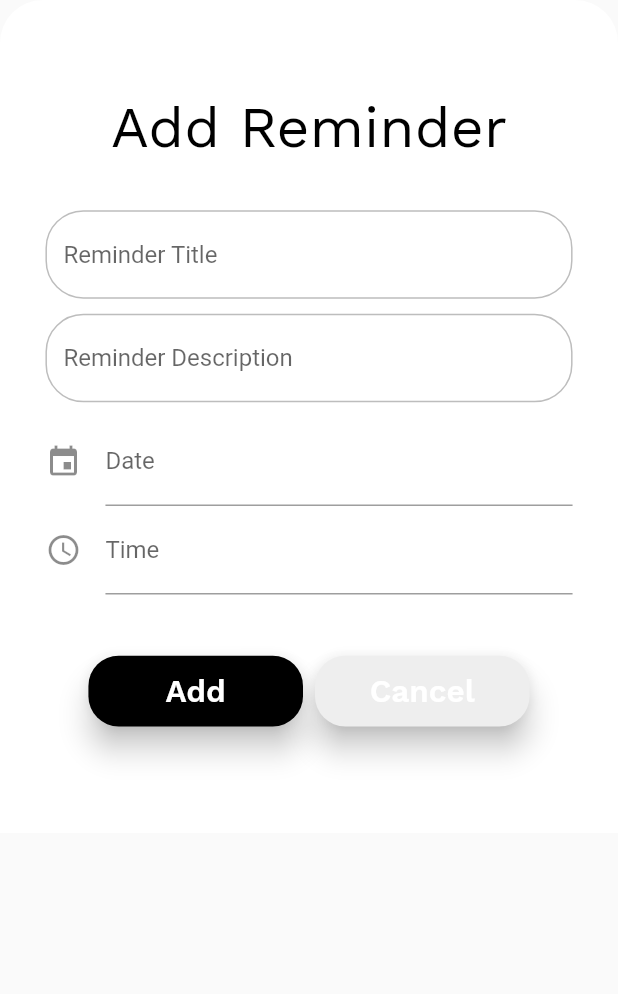
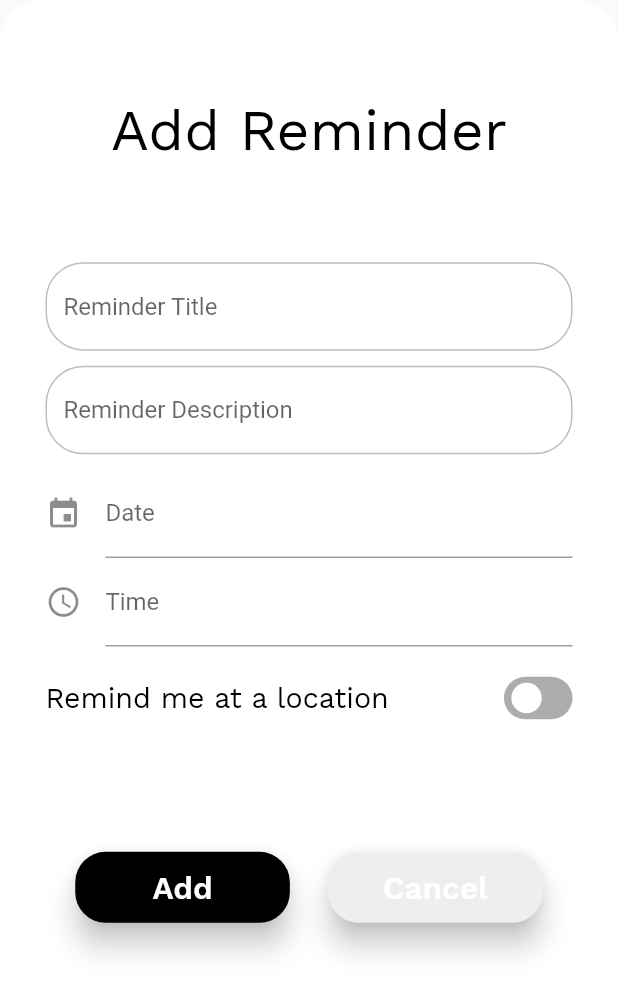
Before and after one commit to deliciafernandes/Checklst, a Flutter app: the BottomReminderSheet widget shown alone on an empty page, opened directly, on a phone screen of 412 x 824 dp. Shown: the top 994 px of the screen. Run offline on Flutter 3.47's test engine with Material 2 defaults, Android fonts, the light colour scheme and no system bars; drawn by our look-alikes of date_time_picker, flutter_switch; our stand-ins replace circular_check_box, cloud_firestore, firebase_auth, firebase_core, flutter_local_notifications, flutter_screenutil and 4 more; missing offline and left inert: geocoder; accounts and stored records are empty; project files that could hold a hidden picture were left out.

Commit message:
Location functionality almost done

```diff
--- a/lib/main.dart
+++ b/lib/main.dart
@@ -33,7 +33,8 @@ class _ChecklstState extends State<Checklst> {
         // To define the home view as the starting view, instead of setting the home property to a widget we’ll use initialRoute instead.
         // initialRoute: ... vs home: ...
         onGenerateRoute: router.generateRoute,
-        initialRoute: kIndexView,
+        initialRoute: kLocationSelectionView,
+        // initialRoute: kIndexView,
       ),
     );
   }
--- a/lib/utilities/colors.dart
+++ b/lib/utilities/colors.dart
@@ -4,7 +4,7 @@ List<Color> colorsList = [
   Color(0xffFF6386),
   Color(0xff6295FE),
   Color(0xffFFA4A2),
-  Color(0xff7ECBFF),
+  Color(0xff6295FE),
   Color(0xff1CCCC2),
   // Color(0xff),
 ];
--- a/lib/utilities/constants.dart
+++ b/lib/utilities/constants.dart
@@ -1,4 +1,6 @@
 import 'package:flutter/material.dart';
+
+Color kTrueWhite = Color(0xfffafafa);
 
 TextStyle kActiveTextStyle = TextStyle(
   fontSize: 22.0,
--- a/lib/utilities/router.dart
+++ b/lib/utilities/router.dart
@@ -1,4 +1,5 @@
 import 'package:checklst/views/index.dart';
+import 'package:checklst/views/location_selection_view.dart';
 import 'package:checklst/views/undefined_view.dart';
 import 'package:flutter/material.dart';
 import 'routing_constants.dart';
@@ -10,8 +11,8 @@ Route<dynamic> generateRoute(RouteSettings settings) {
   switch (settings.name) {
     case kIndexView:
       return MaterialPageRoute(builder: (_) => IndexView());
-    // case '/feed':
-    //   return MaterialPageRoute(builder: (_) => Feed());
+    case kLocationSelectionView:
+      return MaterialPageRoute(builder: (_) => LocationSelectionView());
     default:
       return MaterialPageRoute(
         builder: (_) => UndefinedView(pageName: settings.name),
--- a/lib/utilities/routing_constants.dart
+++ b/lib/utilities/routing_constants.dart
@@ -1,3 +1,4 @@
 // This file contains all the routing constants used within the app
 
 const String kIndexView = '/';
+const String kLocationSelectionView = '/LocationSelectionView';
--- a/lib/views/body_widgets/profile_body.dart
+++ b/lib/views/body_widgets/profile_body.dart
@@ -3,7 +3,6 @@ import 'package:checklst/utilities/location_service.dart';
 import 'package:firebase_auth/firebase_auth.dart';
 import 'package:flutter/material.dart';
 import 'package:flutter_screenutil/flutter_screenutil.dart';
-import 'package:provider/provider.dart';
 
 CheckIfUserLoggedIn checkIfUserLoggedIn = CheckIfUserLoggedIn();
 String email = checkIfUserLoggedIn.getCurrentUserEmail();
--- a/lib/widgets/bottom_reminder_modal_sheet.dart
+++ b/lib/widgets/bottom_reminder_modal_sheet.dart
@@ -1,7 +1,9 @@
 import 'package:checklst/models/reminder_db.dart';
+import 'package:checklst/utilities/routing_constants.dart';
 import 'package:date_time_picker/date_time_picker.dart';
 import 'package:flutter/material.dart';
 import 'package:flutter_local_notifications/flutter_local_notifications.dart';
+import 'package:flutter_switch/flutter_switch.dart';
 import 'package:provider/provider.dart';
 
 import 'reminder_sheet_textfield.dart';
@@ -13,6 +15,7 @@ class BottomReminderSheet extends StatefulWidget {
 }
 
 class _BottomReminderSheetState extends State<BottomReminderSheet> {
+  bool _isSwitched = false;
   final titleTextController = TextEditingController();
   final descriptionTextController = TextEditingController();
 
@@ -73,7 +76,7 @@ class _BottomReminderSheetState extends State<BottomReminderSheet> {
     // );
   }
 
-  Future<void> scheduleNotification() async {
+  Future<void> scheduleNotificationBasedOnTime() async {
     // days: on hold TODO
     getDuration();
 
@@ -99,14 +102,14 @@ class _BottomReminderSheetState extends State<BottomReminderSheet> {
         platformChannelSpecifics);
   }
 
+  Future<void> scheduleNotificationBasedOnLocation() async {}
+
   @override
   Widget build(BuildContext context) {
     ScreenUtil.init(context,
         designSize: Size(432.0, 816.0), allowFontScaling: true);
 
-    return SizedBox(
-      height: 550.0.h,
-      child: Container(
+    return Container(
       padding: EdgeInsets.all(30.0.h),
       decoration: BoxDecoration(
         color: Colors.white,
@@ -128,7 +131,13 @@ class _BottomReminderSheetState extends State<BottomReminderSheet> {
               color: Colors.black,
             ),
           ),
-            Column(
+          Padding(
+            padding: EdgeInsets.symmetric(vertical: 30.0.h),
+            child: Column(
+              children: [
+                Visibility(
+                  visible: !_isSwitched,
+                  child: Column(
                     children: [
                       ReminderSheetTextField(
                           taskTextController: titleTextController,
@@ -168,6 +177,67 @@ class _BottomReminderSheetState extends State<BottomReminderSheet> {
                       )
                     ],
                   ),
+                ),
+                SizedBox(height: 20.0.h),
+                Column(
+                  children: [
+                    Row(
+                      mainAxisAlignment: MainAxisAlignment.spaceBetween,
+                      children: [
+                        Text(
+                          'Remind me at a location',
+                          style: TextStyle(
+                            fontSize: 20.0.ssp,
+                            fontFamily: 'WorkSans',
+                            color: Colors.black,
+                          ),
+                        ),
+                        FlutterSwitch(
+                          width: 48.0.w,
+                          height: 28.0.h,
+                          valueFontSize: 20.0.ssp,
+                          toggleSize: 22.0.h,
+                          value: _isSwitched,
+                          borderRadius: 30.0.w,
+                          inactiveColor: Color(0xffadadad),
+                          activeColor: Colors.lightBlueAccent,
+                          onToggle: (val) {
+                            setState(() {
+                              _isSwitched = val;
+                            });
+                          },
+                        ),
+                      ],
+                    ),
+                    SizedBox(height: 15.0.h),
+                    Visibility(
+                      visible: _isSwitched,
+                      child: Row(
+                        mainAxisAlignment: MainAxisAlignment.spaceBetween,
+                        children: [
+                          Text(
+                            'Location',
+                            style: TextStyle(
+                              fontSize: 20.0.ssp,
+                              fontFamily: 'WorkSans',
+                            ),
+                          ),
+                          IconButton(
+                            icon: Icon(Icons.keyboard_arrow_right,
+                                size: 24.h, color: Colors.grey),
+                            onPressed: () {
+                              Navigator.pushNamed(
+                                  context, kLocationSelectionView);
+                            },
+                          ),
+                        ],
+                      ),
+                    ),
+                  ],
+                ),
+              ],
+            ),
+          ),
           ButtonBar(
             alignment: MainAxisAlignment.center,
             buttonMinWidth: 150.0.w,
@@ -181,7 +251,8 @@ class _BottomReminderSheetState extends State<BottomReminderSheet> {
                 padding: EdgeInsets.only(
                     left: 15.w, bottom: 11.h, top: 11.h, right: 15.w),
                 onPressed: () {
-                    scheduleNotification();
+                  //TODO: fixup location functionality
+                  scheduleNotificationBasedOnTime();
                   Provider.of<ReminderDB>(context, listen: false).addReminder(
                       titleTextController.text,
                       descriptionTextController.text,
@@ -202,6 +273,7 @@ class _BottomReminderSheetState extends State<BottomReminderSheet> {
                   ),
                 ),
               ),
+              SizedBox(width: 10.0.w),
               RaisedButton(
                 color: Colors.grey[200],
                 elevation: 8.0.h,
@@ -225,8 +297,8 @@ class _BottomReminderSheetState extends State<BottomReminderSheet> {
               ),
             ],
           ),
+          SizedBox(height: 100.0.h),
         ],
-        ),
       ),
     );
   }
--- a/pubspec.yaml
+++ b/pubspec.yaml
@@ -18,6 +18,7 @@ dependencies:
   modal_progress_hud: ^0.1.3
   flutter_slidable: ^0.5.7
   circular_check_box: ^1.0.4
+  flutter_switch: ^0.1.5
   flutter_screenutil: ^3.2.0
 
 #  Utilities
@@ -32,6 +33,7 @@ dependencies:
   firebase_auth: ^0.18.3+1
   cloud_firestore: ^0.14.3+1
   provider: ^4.3.2+2
+  google_maps_flutter: ^1.0.6
 
 dev_dependencies:
   flutter_test:
```
Also changed, not shown: lib/utilities/location_service.dart (+9 -0 lines), lib/views/index.dart (+8 -2 lines), lib/views/location_selection_view.dart (added, +152 -0 lines), lib/widgets/map_container.dart (added, +70 -0 lines), pubspec.lock, 2 other files. Lines whose indentation alone changed are shown as unchanged.
